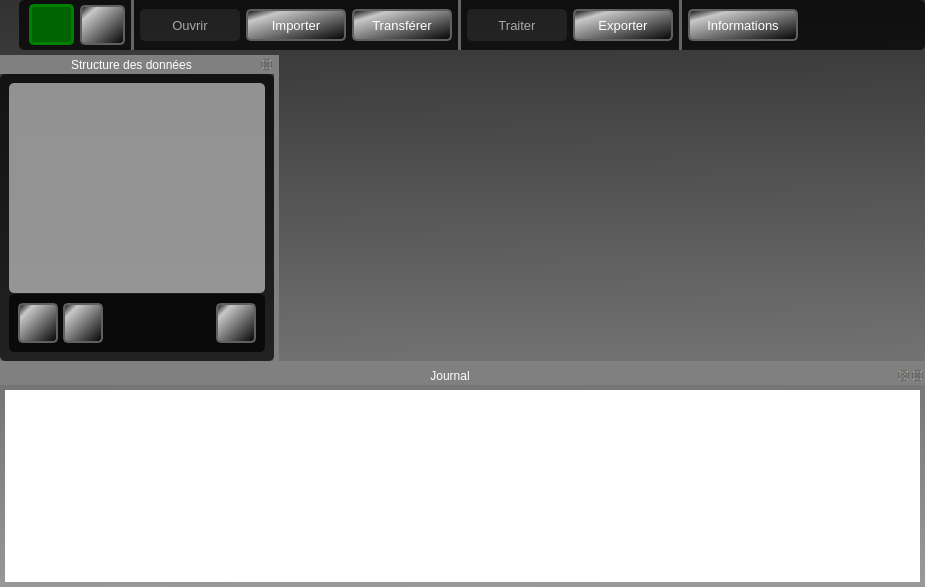
Before: the Qt Designer form python/resources/ui/MainWindow.ui in introlab/OpenIMU, drawn with Qt 5.
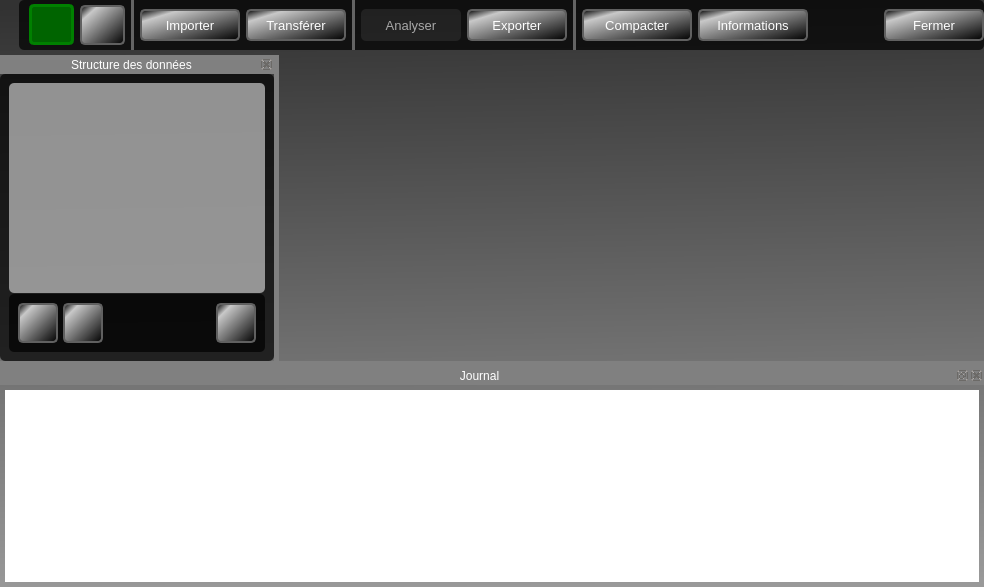
After: the same form once the commit is applied. Icons and pictures are not drawn. Custom widgets are drawn as their Qt base class.

```diff
--- a/python/resources/ui/MainWindow.ui
+++ b/python/resources/ui/MainWindow.ui
@@ -6,7 +6,7 @@
    <rect>
     <x>0</x>
     <y>0</y>
-    <width>925</width>
+    <width>984</width>
     <height>587</height>
    </rect>
   </property>
@@ -405,7 +405,7 @@
    </property>
    <property name="minimumSize">
     <size>
-     <width>925</width>
+     <width>968</width>
      <height>50</height>
     </size>
    </property>
@@ -566,49 +566,6 @@
        </property>
       </widget>
      </item>
-     <item>
-      <widget class="QToolButton" name="btnOpen">
-       <property name="enabled">
-        <bool>false</bool>
-       </property>
-       <property name="minimumSize">
-        <size>
-         <width>100</width>
-         <height>32</height>
-        </size>
-       </property>
-       <property name="maximumSize">
-        <size>
-         <width>16777215</width>
-         <height>16777215</height>
-        </size>
-       </property>
-       <property name="font">
-        <font>
-         <pointsize>10</pointsize>
-        </font>
-       </property>
-       <property name="cursor">
-        <cursorShape>PointingHandCursor</cursorShape>
-       </property>
-       <property name="text">
-        <string>Ouvrir</string>
-       </property>
-       <property name="icon">
-        <iconset resource="../core.qrc">
-         <normaloff>:/OpenIMU/icons/open.png</normaloff>:/OpenIMU/icons/open.png</iconset>
-       </property>
-       <property name="iconSize">
-        <size>
-         <width>24</width>
-         <height>24</height>
-        </size>
-       </property>
-       <property name="toolButtonStyle">
-        <enum>Qt::ToolButtonTextBesideIcon</enum>
-       </property>
-      </widget>
-     </item>
      <item>
       <widget class="QToolButton" name="btnImport">
        <property name="minimumSize">
@@ -719,7 +676,7 @@
         <string>Traite les données avec différents algorithmes</string>
        </property>
        <property name="text">
-        <string>Traiter</string>
+        <string>Analyser</string>
        </property>
        <property name="icon">
         <iconset resource="../core.qrc">
@@ -792,6 +749,40 @@
        </property>
       </widget>
      </item>
+     <item>
+      <widget class="QToolButton" name="btnCompact">
+       <property name="minimumSize">
+        <size>
+         <width>110</width>
+         <height>32</height>
+        </size>
+       </property>
+       <property name="font">
+        <font>
+         <pointsize>10</pointsize>
+        </font>
+       </property>
+       <property name="cursor">
+        <cursorShape>PointingHandCursor</cursorShape>
+       </property>
+       <property name="text">
+        <string>Compacter</string>
+       </property>
+       <property name="icon">
+        <iconset resource="../core.qrc">
+         <normaloff>:/OpenIMU/icons/compact.png</normaloff>:/OpenIMU/icons/compact.png</iconset>
+       </property>
+       <property name="iconSize">
+        <size>
+         <width>24</width>
+         <height>24</height>
+        </size>
+       </property>
+       <property name="toolButtonStyle">
+        <enum>Qt::ToolButtonTextBesideIcon</enum>
+       </property>
+      </widget>
+     </item>
      <item>
       <widget class="QToolButton" name="btnDataSetInfos">
        <property name="minimumSize">
@@ -822,8 +813,8 @@
        </property>
        <property name="iconSize">
         <size>
-         <width>18</width>
-         <height>18</height>
+         <width>24</width>
+         <height>24</height>
         </size>
        </property>
        <property name="toolButtonStyle">
@@ -844,6 +835,49 @@
        </property>
       </spacer>
      </item>
+     <item>
+      <widget class="QToolButton" name="btnClose">
+       <property name="enabled">
+        <bool>true</bool>
+       </property>
+       <property name="minimumSize">
+        <size>
+         <width>100</width>
+         <height>32</height>
+        </size>
+       </property>
+       <property name="maximumSize">
+        <size>
+         <width>16777215</width>
+         <height>16777215</height>
+        </size>
+       </property>
+       <property name="font">
+        <font>
+         <pointsize>10</pointsize>
+        </font>
+       </property>
+       <property name="cursor">
+        <cursorShape>PointingHandCursor</cursorShape>
+       </property>
+       <property name="text">
+        <string>Fermer</string>
+       </property>
+       <property name="icon">
+        <iconset resource="../core.qrc">
+         <normaloff>:/OpenIMU/icons/delete.png</normaloff>:/OpenIMU/icons/delete.png</iconset>
+       </property>
+       <property name="iconSize">
+        <size>
+         <width>24</width>
+         <height>24</height>
+        </size>
+       </property>
+       <property name="toolButtonStyle">
+        <enum>Qt::ToolButtonTextBesideIcon</enum>
+       </property>
+      </widget>
+     </item>
     </layout>
    </widget>
   </widget>
```
